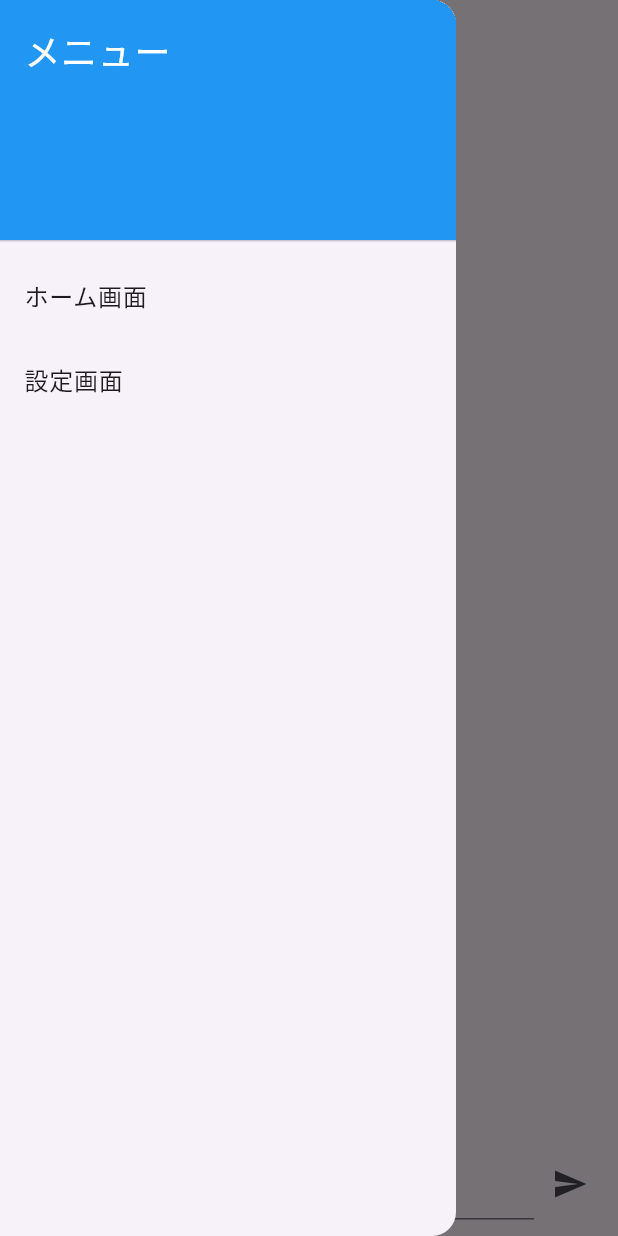
After one commit to yuhara-4113-ai/Alexa-To-AI_Mobile, a Flutter app: the ChatAIScreen screen opened directly, with the side drawer open, on a phone screen of 412 x 824 dp. The commit adds this screen. Run offline on Flutter 3.47's test engine with Material 3 defaults, Android fonts, the phone set to English and light mode, and no system bars.

Commit message:
ハンバーガーメニューのwidget分離化

```diff
--- a/lib/views/chat_ai_screen.dart
+++ b/lib/views/chat_ai_screen.dart
@@ -1,5 +1,6 @@
 // Flutterとその他のパッケージをインポート
 import 'package:flutter/material.dart';
+import '../widgets/drawer.dart';
 import 'home_screen.dart';
 import 'setting_screen.dart';
 
@@ -26,52 +27,38 @@
 
   @override
   Widget build(BuildContext context) {
+    const homeScreen = HomeScreen();
+    const settingScreen = SettingScreen();
+
     return Scaffold(
       appBar: AppBar(
         title: Text(widget.name), // アプリバーのタイトル
       ),
       // ハンバーガーメニュー
-      drawer: Drawer(
-        child: ListView(
-          padding: EdgeInsets.zero,
-          children: <Widget>[
-            const DrawerHeader(
-              decoration: BoxDecoration(
-                color: Colors.blue,
-              ),
-              child: Text(
-                'メニュー', // ドロワーヘッダーのテキスト
-                style: TextStyle(
-                  color: Colors.white,
-                  fontSize: 24,
-                ),
-              ),
-            ),
-            // ハンバーガーメニューの中身
+      drawer: CustomDrawer(
+        // todo 今はtilesを各画面でコピペで定義している状態。各画面で自画面は非表示にできたら、シンプルにできる
+        tiles: [
           ListTile(
-              title: const Text('ホーム画面'),
+            title: Text(homeScreen.name),
             onTap: () {
               // ホーム画面への遷移
               Navigator.pushReplacement(
                 context,
-                  MaterialPageRoute(builder: (context) => const HomeScreen()),
+                MaterialPageRoute(builder: (context) => homeScreen),
               );
             },
           ),
-            // ハンバーガーメニューの中身
           ListTile(
-              title: const Text('設定画面'),
+            title: Text(settingScreen.name),
             onTap: () {
               // 設定画面への遷移
               Navigator.pushReplacement(
                 context,
-                  MaterialPageRoute(
-                      builder: (context) => const SettingScreen()),
+                MaterialPageRoute(builder: (context) => settingScreen),
               );
             },
           ),
         ],
-        ),
       ),
       // 画面の主要な部分
       body: Column(
--- /dev/null
+++ b/lib/widgets/drawer.dart
@@ -0,0 +1,33 @@
+// Flutterとその他のパッケージをインポート
+import 'package:flutter/material.dart';
+
+class CustomDrawer extends StatelessWidget {
+  // 動的なDrawerのListTile部分を受け取るためのプロパティ
+  final List<Widget> tiles;
+
+  const CustomDrawer({super.key, required this.tiles});
+
+  @override
+  Widget build(BuildContext context) {
+    return Drawer(
+      child: ListView(
+        padding: EdgeInsets.zero,
+        children: <Widget>[
+          const DrawerHeader(
+            decoration: BoxDecoration(
+              color: Colors.blue,
+            ),
+            child: Text(
+              'メニュー',
+              style: TextStyle(
+                color: Colors.white,
+                fontSize: 24,
+              ),
+            ),
+          ),
+          ...tiles, // 引数として受け取ったListTileのリストを配置
+        ],
+      ),
+    );
+  }
+}
```
Also changed, not shown: lib/views/setting_screen.dart (+11 -22 lines). Lines whose indentation alone changed are shown as unchanged.
